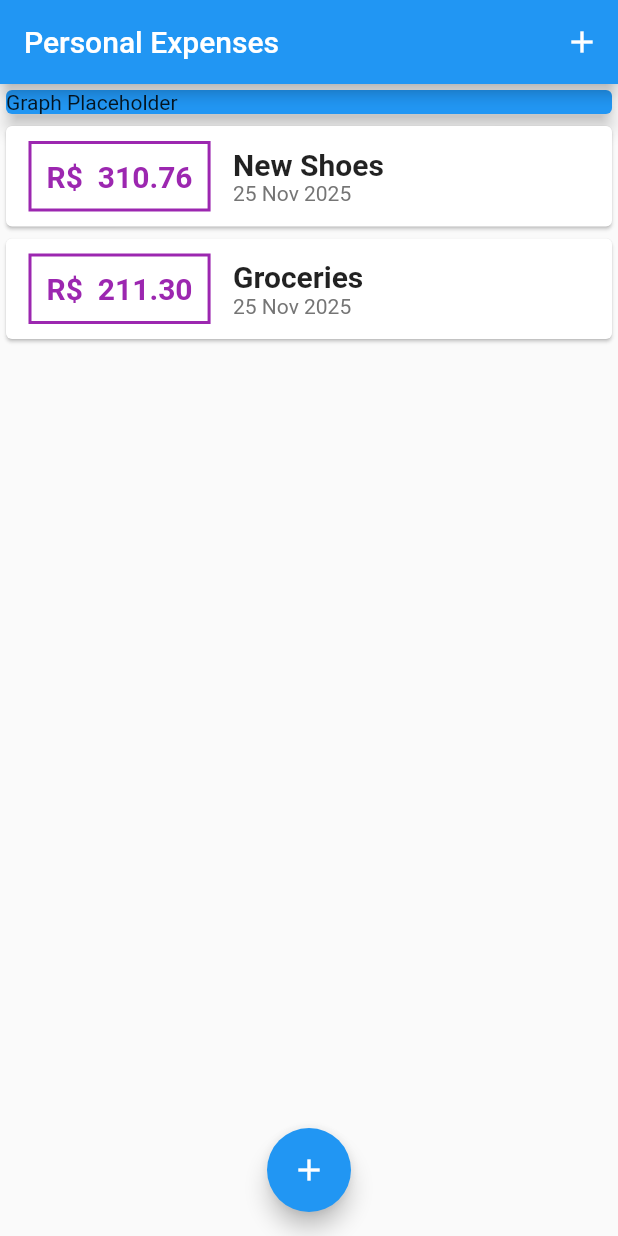
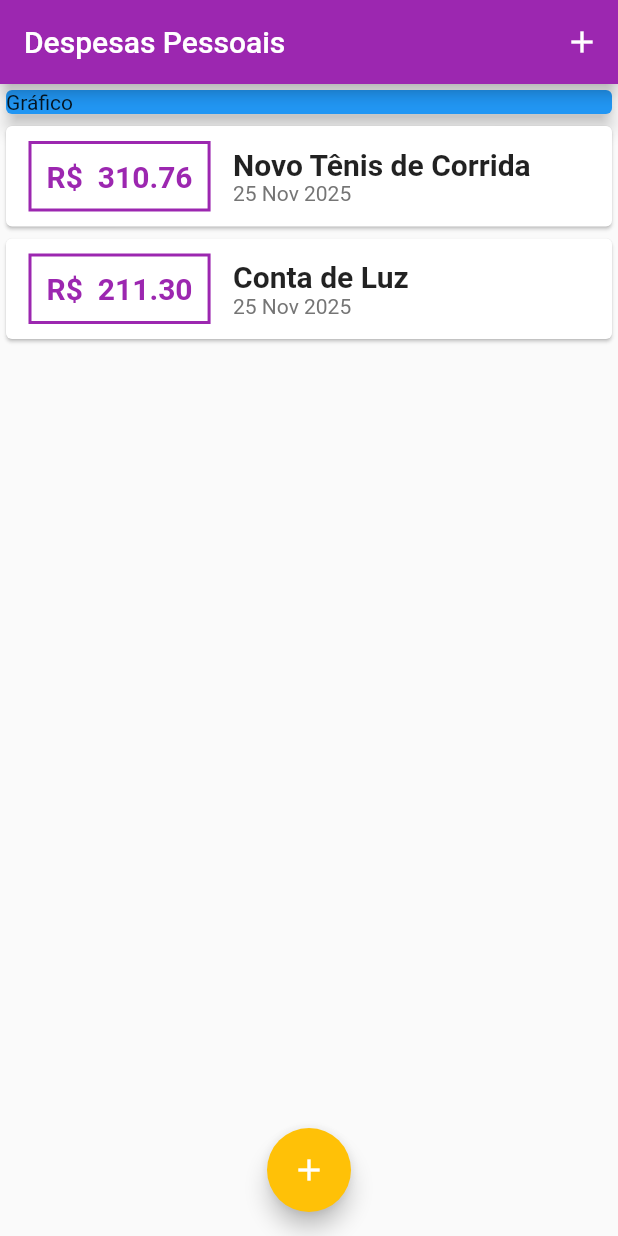
Before and after one commit to G-m4rtins/Personal_expenses, a Flutter app: the screen it shows after launch, on a phone screen of 412 x 824 dp. Run offline on Flutter 3.47's test engine with Material 2 defaults, Android fonts, the phone set to English and light mode, and no system bars.

```diff
--- a/lib/components/transaction_form.dart
+++ b/lib/components/transaction_form.dart
@@ -18,6 +18,7 @@ class _TransactionFormState extends State<TransactionForm> {
   _submitForm() {
     final title = titleController.text;
     final value = double.tryParse(valueController.text) ?? 0.0;
+
     widget.onSubmit(title, value);
 
     if(title.isEmpty || value <= 0){
--- a/lib/main.dart
+++ b/lib/main.dart
@@ -1,22 +1,38 @@
 import 'package:expenses/components/transaction_form.dart';
-import '../components/transaction_list.dart';
+import 'package:flutter/material.dart';
 import 'dart:math';
-import 'package:flutter/material.dart';
-
+import 'components/transaction_list.dart';
 import 'models/transaction.dart';
 
 main() => runApp(ExpensesApp());
 
 class ExpensesApp extends StatelessWidget {
+  ExpensesApp({super.key});
+  final ThemeData tema = ThemeData();
+
   @override
   Widget build(BuildContext context) {
     return MaterialApp(
-      home: MyHomePage(),
+      home: const MyHomePage(),
+      theme: ThemeData(
+        useMaterial3: false,
+        appBarTheme: AppBarTheme(
+          backgroundColor: Colors.purple,
+          foregroundColor: Colors.white,
+        ),
+        colorScheme: ColorScheme.fromSeed(
+          seedColor: Colors.amber,
+          primary: Colors.purple,
+          secondary: Colors.amber,
+        ),
+      ),
     );
   }
 }
 
 class MyHomePage extends StatefulWidget {
+  const MyHomePage({super.key});
+
   @override
   State<MyHomePage> createState() => _MyHomePageState();
 }
@@ -25,47 +41,50 @@ class _MyHomePageState extends State<MyHomePage> {
   final _transactions = [
     Transaction(
       id: 't1',
-      title: 'New Shoes',
+      title: 'Novo Tênis de Corrida',
       value: 310.76,
       date: DateTime.now(),
     ),
     Transaction(
       id: 't2',
-      title: 'Groceries',
+      title: 'Conta de Luz',
       value: 211.30,
       date: DateTime.now(),
     ),
   ];
 
-  _addTransaction(String title, double Value) {
+  _addTransaction(String title, double value) {
     final newTransaction = Transaction(
       id: Random().nextDouble().toString(),
       title: title,
-      value: Value,
+      value: value,
       date: DateTime.now(),
     );
 
     setState(() {
       _transactions.add(newTransaction);
     });
+
+    Navigator.of(context).pop();
   }
 
   _openTransactionFormModal(BuildContext context) {
     showModalBottomSheet(
-        context: context,
-        builder: (_) {
-          return TransactionForm(_addTransaction);
-        });
+      context: context,
+      builder: (_) {
+        return TransactionForm(_addTransaction);
+      },
+    );
   }
 
   @override
   Widget build(BuildContext context) {
     return Scaffold(
       appBar: AppBar(
-        title: Text('Personal Expenses'),
-        actions: <Widget>[
+        title: const Text('Despesas Pessoais'),
+        actions: [
           IconButton(
-            icon: Icon(Icons.add),
+            icon: const Icon(Icons.add),
             onPressed: () => _openTransactionFormModal(context),
           ),
         ],
@@ -73,21 +92,20 @@ class _MyHomePageState extends State<MyHomePage> {
       body: SingleChildScrollView(
         child: Column(
           crossAxisAlignment: CrossAxisAlignment.stretch,
-          children: <Widget>[
-            Container(
-              width: double.infinity,
+          children: [
+            const SizedBox(
               child: Card(
                 color: Colors.blue,
-                child: Text('Graph Placeholder'),
                 elevation: 5,
+                child: Text('Gráfico'),
               ),
             ),
-            TransactionList(transactions: _transactions),
+            TransactionList(transactions: _transactions,),
           ],
         ),
       ),
       floatingActionButton: FloatingActionButton(
-        child: Icon(Icons.add),
+        child: const Icon(Icons.add),
         onPressed: () => _openTransactionFormModal(context),
       ),
       floatingActionButtonLocation: FloatingActionButtonLocation.centerFloat,
```
